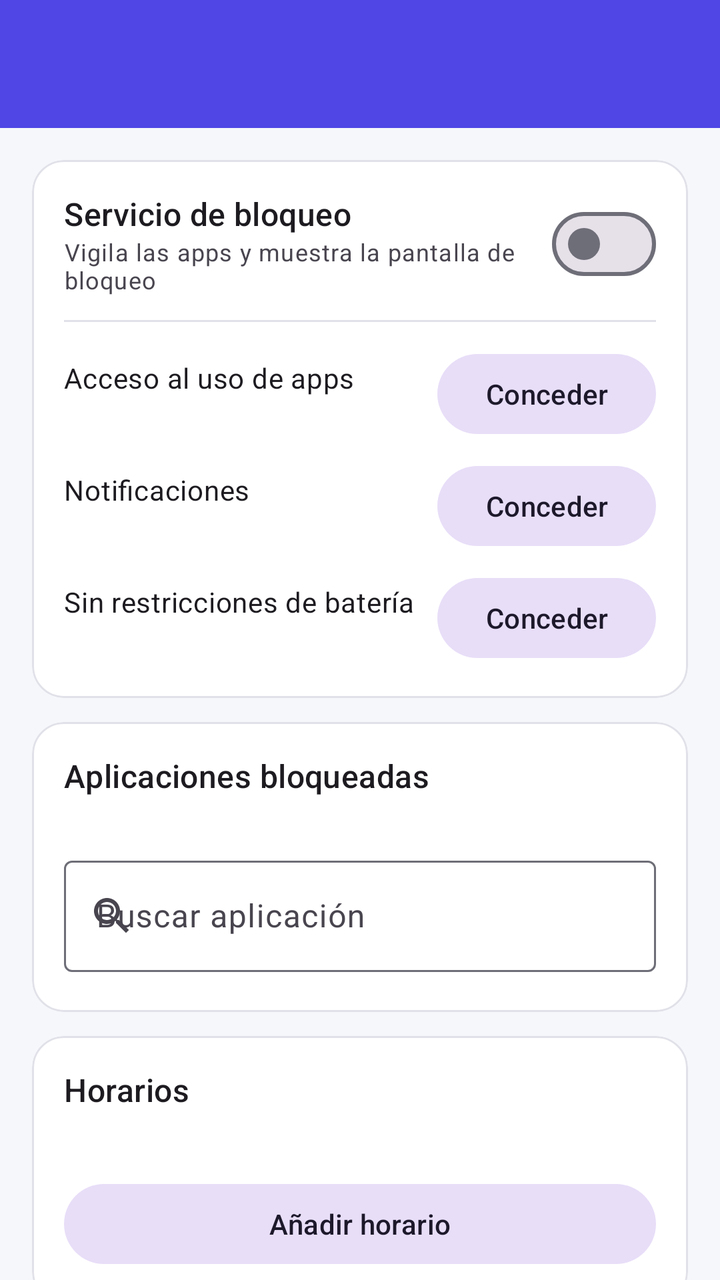
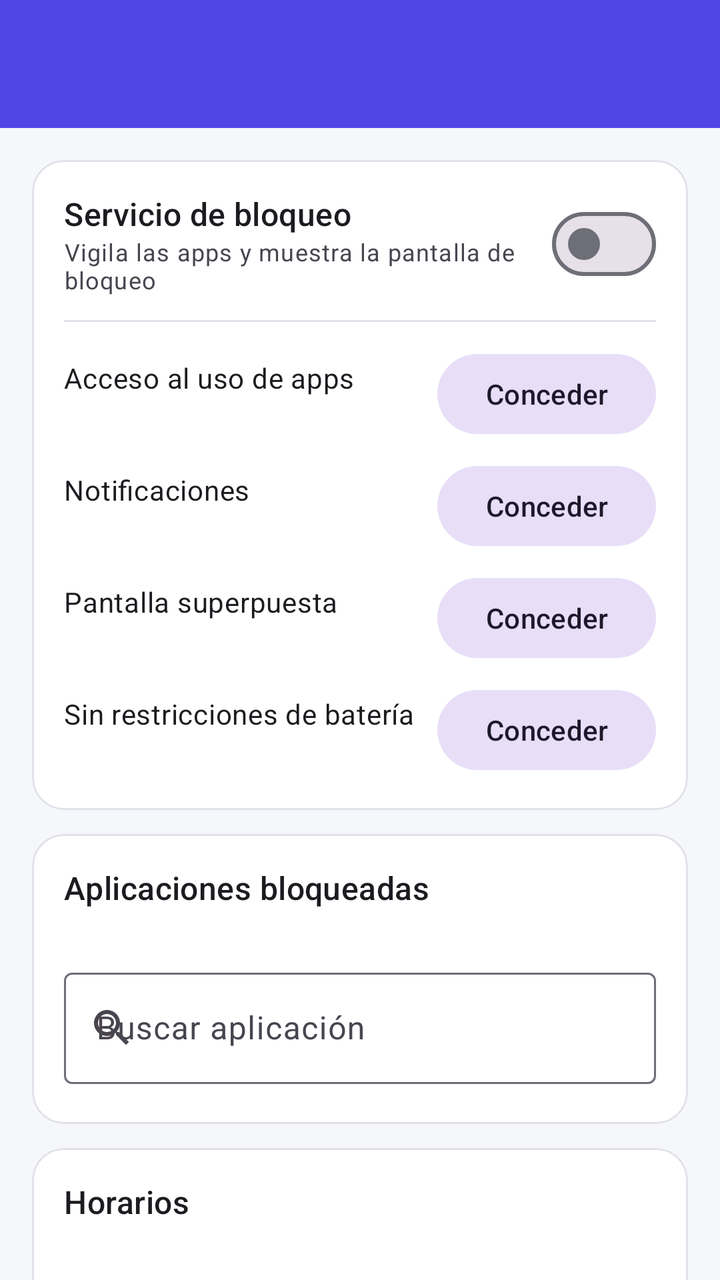

The first picture is an Android layout as it rendered before a commit; the second is the same layout after the commit. The layout source and the unified diff follow.
<!-- AndroidManifest.xml: application theme Theme.KPIBlocker -->
<!-- res/layout/activity_main.xml -->
<?xml version="1.0" encoding="utf-8"?>
<LinearLayout xmlns:android="http://schemas.android.com/apk/res/android"
    xmlns:app="http://schemas.android.com/apk/res-auto"
    android:layout_width="match_parent"
    android:layout_height="match_parent"
    android:orientation="vertical">

    <com.google.android.material.appbar.MaterialToolbar
        android:id="@+id/toolbar"
        android:layout_width="match_parent"
        android:layout_height="?attr/actionBarSize"
        android:background="?attr/colorPrimary"
        app:titleTextColor="?attr/colorOnPrimary" />

    <androidx.core.widget.NestedScrollView
        android:layout_width="match_parent"
        android:layout_height="0dp"
        android:layout_weight="1"
        android:fillViewport="true">

        <LinearLayout
            android:layout_width="match_parent"
            android:layout_height="wrap_content"
            android:orientation="vertical"
            android:padding="16dp">

            
            <com.google.android.material.card.MaterialCardView
                android:layout_width="match_parent"
                android:layout_height="wrap_content"
                android:layout_marginBottom="12dp"
                app:cardCornerRadius="16dp"
                app:cardElevation="0dp"
                app:strokeWidth="1dp">

                <LinearLayout
                    android:layout_width="match_parent"
                    android:layout_height="wrap_content"
                    android:orientation="vertical"
                    android:padding="16dp">

                    <LinearLayout
                        android:layout_width="match_parent"
                        android:layout_height="wrap_content"
                        android:gravity="center_vertical"
                        android:orientation="horizontal">

                        <LinearLayout
                            android:layout_width="0dp"
                            android:layout_height="wrap_content"
                            android:layout_weight="1"
                            android:orientation="vertical">

                            <TextView
                                android:layout_width="wrap_content"
                                android:layout_height="wrap_content"
                                android:text="@string/service_title"
                                android:textAppearance="?attr/textAppearanceTitleMedium" />

                            <TextView
                                android:layout_width="wrap_content"
                                android:layout_height="wrap_content"
                                android:text="@string/service_subtitle"
                                android:textAppearance="?attr/textAppearanceBodySmall" />
                        </LinearLayout>

                        <com.google.android.material.materialswitch.MaterialSwitch
                            android:id="@+id/serviceSwitch"
                            android:layout_width="wrap_content"
                            android:layout_height="wrap_content" />
                    </LinearLayout>

                    <View
                        android:layout_width="match_parent"
                        android:layout_height="1dp"
                        android:layout_marginVertical="12dp"
                        android:background="?attr/colorOutlineVariant" />

                    
                    <LinearLayout
                        android:layout_width="match_parent"
                        android:layout_height="wrap_content"
                        android:gravity="center_vertical"
                        android:orientation="horizontal">

                        <LinearLayout
                            android:layout_width="0dp"
                            android:layout_height="wrap_content"
                            android:layout_weight="1"
                            android:orientation="vertical">

                            <TextView
                                android:layout_width="wrap_content"
                                android:layout_height="wrap_content"
                                android:text="@string/perm_usage_title"
                                android:textAppearance="?attr/textAppearanceBodyMedium" />

                            <TextView
                                android:id="@+id/usageStatus"
                                android:layout_width="wrap_content"
                                android:layout_height="wrap_content"
                                android:textAppearance="?attr/textAppearanceBodySmall" />
                        </LinearLayout>

                        <com.google.android.material.button.MaterialButton
                            android:id="@+id/btnUsageAccess"
                            style="@style/Widget.Material3.Button.TonalButton"
                            android:layout_width="wrap_content"
                            android:layout_height="wrap_content"
                            android:text="@string/grant" />
                    </LinearLayout>

                    
                    <LinearLayout
                        android:layout_width="match_parent"
                        android:layout_height="wrap_content"
                        android:layout_marginTop="8dp"
                        android:gravity="center_vertical"
                        android:orientation="horizontal">

                        <LinearLayout
                            android:layout_width="0dp"
                            android:layout_height="wrap_content"
                            android:layout_weight="1"
                            android:orientation="vertical">

                            <TextView
                                android:layout_width="wrap_content"
                                android:layout_height="wrap_content"
                                android:text="@string/perm_notif_title"
                                android:textAppearance="?attr/textAppearanceBodyMedium" />

                            <TextView
                                android:id="@+id/notifStatus"
                                android:layout_width="wrap_content"
                                android:layout_height="wrap_content"
                                android:textAppearance="?attr/textAppearanceBodySmall" />
                        </LinearLayout>

                        <com.google.android.material.button.MaterialButton
                            android:id="@+id/btnNotifications"
                            style="@style/Widget.Material3.Button.TonalButton"
                            android:layout_width="wrap_content"
                            android:layout_height="wrap_content"
                            android:text="@string/grant" />
                    </LinearLayout>

                    
                    <LinearLayout
                        android:layout_width="match_parent"
                        android:layout_height="wrap_content"
                        android:layout_marginTop="8dp"
                        android:gravity="center_vertical"
                        android:orientation="horizontal">

                        <LinearLayout
                            android:layout_width="0dp"
                            android:layout_height="wrap_content"
                            android:layout_weight="1"
                            android:orientation="vertical">

                            <TextView
                                android:layout_width="wrap_content"
                                android:layout_height="wrap_content"
                                android:text="@string/perm_battery_title"
                                android:textAppearance="?attr/textAppearanceBodyMedium" />

                            <TextView
                                android:id="@+id/batteryStatus"
                                android:layout_width="wrap_content"
                                android:layout_height="wrap_content"
                                android:textAppearance="?attr/textAppearanceBodySmall" />
                        </LinearLayout>

                        <com.google.android.material.button.MaterialButton
                            android:id="@+id/btnBattery"
                            style="@style/Widget.Material3.Button.TonalButton"
                            android:layout_width="wrap_content"
                            android:layout_height="wrap_content"
                            android:text="@string/grant" />
                    </LinearLayout>
                </LinearLayout>
            </com.google.android.material.card.MaterialCardView>

            
            <com.google.android.material.card.MaterialCardView
                android:layout_width="match_parent"
                android:layout_height="wrap_content"
                android:layout_marginBottom="12dp"
                app:cardCornerRadius="16dp"
                app:cardElevation="0dp"
                app:strokeWidth="1dp">

                <LinearLayout
                    android:layout_width="match_parent"
                    android:layout_height="wrap_content"
                    android:orientation="vertical"
                    android:padding="16dp">

                    <TextView
                        android:layout_width="wrap_content"
                        android:layout_height="wrap_content"
                        android:text="@string/apps_section_title"
                        android:textAppearance="?attr/textAppearanceTitleMedium" />

                    <TextView
                        android:id="@+id/appsCount"
                        android:layout_width="wrap_content"
                        android:layout_height="wrap_content"
                        android:layout_marginTop="2dp"
                        android:textAppearance="?attr/textAppearanceBodySmall" />

                    <com.google.android.material.textfield.TextInputLayout
                        android:layout_width="match_parent"
                        android:layout_height="wrap_content"
                        android:layout_marginTop="8dp"
                        android:hint="@string/apps_search_hint"
                        app:startIconDrawable="@drawable/ic_search">

                        <com.google.android.material.textfield.TextInputEditText
                            android:id="@+id/appsSearch"
                            android:layout_width="match_parent"
                            android:layout_height="wrap_content"
                            android:inputType="text"
                            android:maxLines="1" />
                    </com.google.android.material.textfield.TextInputLayout>

                    <androidx.recyclerview.widget.RecyclerView
                        android:id="@+id/appsList"
                        android:layout_width="match_parent"
                        android:layout_height="wrap_content"
                        android:layout_marginTop="4dp"
                        android:overScrollMode="never" />
                </LinearLayout>
            </com.google.android.material.card.MaterialCardView>

            
            <com.google.android.material.card.MaterialCardView
                android:layout_width="match_parent"
                android:layout_height="wrap_content"
                android:layout_marginBottom="12dp"
                app:cardCornerRadius="16dp"
                app:cardElevation="0dp"
                app:strokeWidth="1dp">

                <LinearLayout
                    android:layout_width="match_parent"
                    android:layout_height="wrap_content"
                    android:orientation="vertical"
                    android:padding="16dp">

                    <TextView
                        android:layout_width="wrap_content"
                        android:layout_height="wrap_content"
                        android:text="@string/schedules_section_title"
                        android:textAppearance="?attr/textAppearanceTitleMedium" />

                    <TextView
                        android:id="@+id/scheduleHint"
                        android:layout_width="match_parent"
                        android:layout_height="wrap_content"
                        android:layout_marginTop="4dp"
                        android:textAppearance="?attr/textAppearanceBodySmall" />

                    <androidx.recyclerview.widget.RecyclerView
                        android:id="@+id/schedulesList"
                        android:layout_width="match_parent"
                        android:layout_height="wrap_content"
                        android:layout_marginTop="4dp"
                        android:overScrollMode="never" />

                    <com.google.android.material.button.MaterialButton
                        android:id="@+id/btnAddSchedule"
                        style="@style/Widget.Material3.Button.TonalButton"
                        android:layout_width="match_parent"
                        android:layout_height="wrap_content"
                        android:layout_marginTop="8dp"
                        android:text="@string/schedule_add" />
                </LinearLayout>
            </com.google.android.material.card.MaterialCardView>

            
            <com.google.android.material.card.MaterialCardView
                android:layout_width="match_parent"
                android:layout_height="wrap_content"
                android:layout_marginBottom="12dp"
                app:cardCornerRadius="16dp"
                app:cardElevation="0dp"
                app:strokeWidth="1dp">

                <LinearLayout
                    android:layout_width="match_parent"
                    android:layout_height="wrap_content"
                    android:gravity="center_vertical"
                    android:orientation="horizontal"
                    android:padding="16dp">

                    <LinearLayout
                        android:layout_width="0dp"
                        android:layout_height="wrap_content"
                        android:layout_weight="1"
                        android:orientation="vertical">

                        <TextView
                            android:layout_width="wrap_content"
                            android:layout_height="wrap_content"
                            android:text="@string/pin_section_title"
                            android:textAppearance="?attr/textAppearanceTitleMedium" />

                        <TextView
                            android:id="@+id/pinDescription"
                            android:layout_width="wrap_content"
                            android:layout_height="wrap_content"
                            android:textAppearance="?attr/textAppearanceBodySmall" />
                    </LinearLayout>

                    <com.google.android.material.button.MaterialButton
                        android:id="@+id/btnPin"
                        style="@style/Widget.Material3.Button.TonalButton"
                        android:layout_width="wrap_content"
                        android:layout_height="wrap_content"
                        android:text="@string/pin_create" />
                </LinearLayout>
            </com.google.android.material.card.MaterialCardView>

            <TextView
                android:layout_width="match_parent"
                android:layout_height="wrap_content"
                android:gravity="center"
                android:paddingVertical="8dp"
                android:text="@string/main_footer"
                android:textAppearance="?attr/textAppearanceBodySmall"
                android:textColor="?attr/colorOutline" />
        </LinearLayout>
    </androidx.core.widget.NestedScrollView>
</LinearLayout>
<!-- resources referenced by this layout -->
<resources>
  <!-- drawable ic_search (drawable) -->
  <vector xmlns:android="http://schemas.android.com/apk/res/android"
      android:width="24dp"
      android:height="24dp"
      android:viewportWidth="24"
      android:viewportHeight="24">
      <path
          android:fillColor="#FF000000"
          android:pathData="M15.5,14h-0.79l-0.28,-0.27C15.41,12.59 16,11.11 16,9.5 16,5.91 13.09,3 9.5,3S3,5.91 3,9.5 5.91,16 9.5,16c1.61,0 3.09,-0.59 4.23,-1.57l0.27,0.28v0.79l5,4.99L20.49,19l-4.99,-5zM9.5,14C7.01,14 5,11.99 5,9.5S7.01,5 9.5,5 14,7.01 14,9.5 11.99,14 9.5,14z" />
  </vector>
  <string name="apps_search_hint">Buscar aplicación</string>
  <string name="apps_section_title">Aplicaciones bloqueadas</string>
  <string name="grant">Conceder</string>
  <string name="main_footer">Funciona mejor si desactivas la optimización de batería para esta app.</string>
  <string name="perm_battery_title">Sin restricciones de batería</string>
  <string name="perm_notif_title">Notificaciones</string>
  <string name="perm_usage_title">Acceso al uso de apps</string>
  <string name="pin_create">Crear PIN</string>
  <string name="pin_section_title">Protección con PIN</string>
  <string name="schedule_add">Añadir horario</string>
  <string name="schedules_section_title">Horarios</string>
  <string name="service_subtitle">Vigila las apps y muestra la pantalla de bloqueo</string>
  <string name="service_title">Servicio de bloqueo</string>
  <style name="Theme.KPIBlocker" parent="Theme.Material3.DayNight.NoActionBar">
          <item name="colorPrimary">@color/primary</item>
          <item name="colorOnPrimary">@color/on_primary</item>
          <item name="colorPrimaryContainer">@color/primary_container</item>
          <item name="colorOnPrimaryContainer">@color/on_primary_container</item>
          <item name="colorSecondary">@color/secondary</item>
          <item name="colorOnSecondary">@color/on_secondary</item>
          <item name="android:colorBackground">@color/background</item>
          <item name="colorSurface">@color/surface</item>
          <item name="colorOnSurface">@color/on_surface</item>
          <item name="colorOutline">@color/outline</item>
          <item name="colorOutlineVariant">@color/outline_variant</item>
          <item name="colorError">@color/error</item>
          <item name="android:statusBarColor">@color/primary</item>
          <item name="android:windowLightStatusBar">false</item>
      </style>
  <color name="primary">#4F46E5</color>
  <color name="on_primary">#FFFFFF</color>
  <color name="primary_container">#E0E7FF</color>
  <color name="on_primary_container">#312E81</color>
  <color name="secondary">#0EA5E9</color>
  <color name="on_secondary">#FFFFFF</color>
  <color name="background">#F6F7FB</color>
  <color name="surface">#FFFFFF</color>
  <color name="on_surface">#1B1B1F</color>
  <color name="outline">#6E6E78</color>
  <color name="outline_variant">#E1E1E9</color>
  <color name="error">#D32F2F</color>
</resources>

<!-- the commit's change to res/layout/activity_main.xml (unified diff, before → after) -->
@@ -139,6 +139,41 @@
 
                         <com.google.android.material.button.MaterialButton
                             android:id="@+id/btnNotifications"
+                            style="@style/Widget.Material3.Button.TonalButton"
+                            android:layout_width="wrap_content"
+                            android:layout_height="wrap_content"
+                            android:text="@string/grant" />
+                    </LinearLayout>
+
+                    
+                    <LinearLayout
+                        android:layout_width="match_parent"
+                        android:layout_height="wrap_content"
+                        android:layout_marginTop="8dp"
+                        android:gravity="center_vertical"
+                        android:orientation="horizontal">
+
+                        <LinearLayout
+                            android:layout_width="0dp"
+                            android:layout_height="wrap_content"
+                            android:layout_weight="1"
+                            android:orientation="vertical">
+
+                            <TextView
+                                android:layout_width="wrap_content"
+                                android:layout_height="wrap_content"
+                                android:text="@string/perm_overlay_title"
+                                android:textAppearance="?attr/textAppearanceBodyMedium" />
+
+                            <TextView
+                                android:id="@+id/overlayStatus"
+                                android:layout_width="wrap_content"
+                                android:layout_height="wrap_content"
+                                android:textAppearance="?attr/textAppearanceBodySmall" />
+                        </LinearLayout>
+
+                        <com.google.android.material.button.MaterialButton
+                            android:id="@+id/btnOverlay"
                             style="@style/Widget.Material3.Button.TonalButton"
                             android:layout_width="wrap_content"
                             android:layout_height="wrap_content"
<!-- resource entries referenced after the edit -->
@@ -16,6 +16,7 @@
   <string name="main_footer">Funciona mejor si desactivas la optimización de batería para esta app.</string>
   <string name="perm_battery_title">Sin restricciones de batería</string>
   <string name="perm_notif_title">Notificaciones</string>
+  <string name="perm_overlay_title">Pantalla superpuesta</string>
   <string name="perm_usage_title">Acceso al uso de apps</string>
   <string name="pin_create">Crear PIN</string>
   <string name="pin_section_title">Protección con PIN</string>
